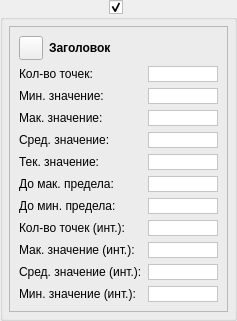
Old version of the form ganttmodel/curvedetailsgroupbox.ui in the repository AstyCo/SweetyPie.
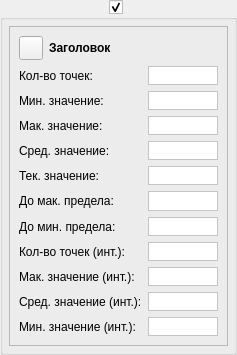
New version of the form.

Diff of the .ui file:
```diff
--- a/ganttmodel/curvedetailsgroupbox.ui
+++ b/ganttmodel/curvedetailsgroupbox.ui
@@ -7,9 +7,15 @@
     <x>0</x>
     <y>0</y>
     <width>237</width>
-    <height>304</height>
+    <height>355</height>
    </rect>
   </property>
+  <property name="sizePolicy">
+   <sizepolicy hsizetype="Minimum" vsizetype="Preferred">
+    <horstretch>0</horstretch>
+    <verstretch>0</verstretch>
+   </sizepolicy>
+  </property>
   <property name="windowTitle">
    <string>GroupBox</string>
   </property>
@@ -60,6 +66,12 @@
       </item>
       <item row="2" column="1">
        <widget class="QLabel" name="labelMinValue">
+        <property name="sizePolicy">
+         <sizepolicy hsizetype="Minimum" vsizetype="Preferred">
+          <horstretch>0</horstretch>
+          <verstretch>0</verstretch>
+         </sizepolicy>
+        </property>
         <property name="styleSheet">
          <string notr="true">background-color: rgb(255, 255, 255);</string>
         </property>
@@ -97,6 +109,12 @@
       </item>
       <item row="7" column="1">
        <widget class="QLabel" name="labelForMinValue">
+        <property name="sizePolicy">
+         <sizepolicy hsizetype="Minimum" vsizetype="Preferred">
+          <horstretch>0</horstretch>
+          <verstretch>0</verstretch>
+         </sizepolicy>
+        </property>
         <property name="styleSheet">
          <string notr="true">background-color: rgb(255, 255, 255);</string>
         </property>
@@ -113,6 +131,12 @@
       </item>
       <item row="1" column="1">
        <widget class="QLabel" name="labelCountPoint">
+        <property name="sizePolicy">
+         <sizepolicy hsizetype="Minimum" vsizetype="Preferred">
+          <horstretch>0</horstretch>
+          <verstretch>0</verstretch>
+         </sizepolicy>
+        </property>
         <property name="styleSheet">
          <string notr="true">background-color: rgb(255, 255, 255);</string>
         </property>
@@ -136,6 +160,12 @@
       </item>
       <item row="11" column="1">
        <widget class="QLabel" name="labelAvgValue_2">
+        <property name="sizePolicy">
+         <sizepolicy hsizetype="Minimum" vsizetype="Preferred">
+          <horstretch>0</horstretch>
+          <verstretch>0</verstretch>
+         </sizepolicy>
+        </property>
         <property name="styleSheet">
          <string notr="true">background-color: rgb(255, 255, 255);</string>
         </property>
@@ -152,6 +182,12 @@
       </item>
       <item row="6" column="1">
        <widget class="QLabel" name="labelForMaxValue">
+        <property name="sizePolicy">
+         <sizepolicy hsizetype="Minimum" vsizetype="Preferred">
+          <horstretch>0</horstretch>
+          <verstretch>0</verstretch>
+         </sizepolicy>
+        </property>
         <property name="styleSheet">
          <string notr="true">background-color: rgb(255, 255, 255);</string>
         </property>
@@ -168,6 +204,12 @@
       </item>
       <item row="3" column="1">
        <widget class="QLabel" name="labelMaxValue">
+        <property name="sizePolicy">
+         <sizepolicy hsizetype="Minimum" vsizetype="Preferred">
+          <horstretch>0</horstretch>
+          <verstretch>0</verstretch>
+         </sizepolicy>
+        </property>
         <property name="styleSheet">
          <string notr="true">background-color: rgb(255, 255, 255);</string>
         </property>
@@ -184,6 +226,12 @@
       </item>
       <item row="12" column="1">
        <widget class="QLabel" name="labelMinValue_2">
+        <property name="sizePolicy">
+         <sizepolicy hsizetype="Minimum" vsizetype="Preferred">
+          <horstretch>0</horstretch>
+          <verstretch>0</verstretch>
+         </sizepolicy>
+        </property>
         <property name="styleSheet">
          <string notr="true">background-color: rgb(255, 255, 255);</string>
         </property>
@@ -200,6 +248,12 @@
       </item>
       <item row="4" column="1">
        <widget class="QLabel" name="labelAvgValue">
+        <property name="sizePolicy">
+         <sizepolicy hsizetype="Minimum" vsizetype="Preferred">
+          <horstretch>0</horstretch>
+          <verstretch>0</verstretch>
+         </sizepolicy>
+        </property>
         <property name="styleSheet">
          <string notr="true">background-color: rgb(255, 255, 255);</string>
         </property>
@@ -230,6 +284,12 @@
       </item>
       <item row="5" column="1">
        <widget class="QLabel" name="labelCurentValue">
+        <property name="sizePolicy">
+         <sizepolicy hsizetype="Minimum" vsizetype="Preferred">
+          <horstretch>0</horstretch>
+          <verstretch>0</verstretch>
+         </sizepolicy>
+        </property>
         <property name="styleSheet">
          <string notr="true">background-color: rgb(255, 255, 255);</string>
         </property>
@@ -246,6 +306,12 @@
       </item>
       <item row="10" column="1">
        <widget class="QLabel" name="labelMaxValue_2">
+        <property name="sizePolicy">
+         <sizepolicy hsizetype="Minimum" vsizetype="Preferred">
+          <horstretch>0</horstretch>
+          <verstretch>0</verstretch>
+         </sizepolicy>
+        </property>
         <property name="styleSheet">
          <string notr="true">background-color: rgb(255, 255, 255);</string>
         </property>
@@ -321,6 +387,12 @@
       </item>
       <item row="9" column="1">
        <widget class="QLabel" name="labelCountPoint_2">
+        <property name="sizePolicy">
+         <sizepolicy hsizetype="Minimum" vsizetype="Preferred">
+          <horstretch>0</horstretch>
+          <verstretch>0</verstretch>
+         </sizepolicy>
+        </property>
         <property name="styleSheet">
          <string notr="true">background-color: rgb(255, 255, 255);</string>
         </property>
```
